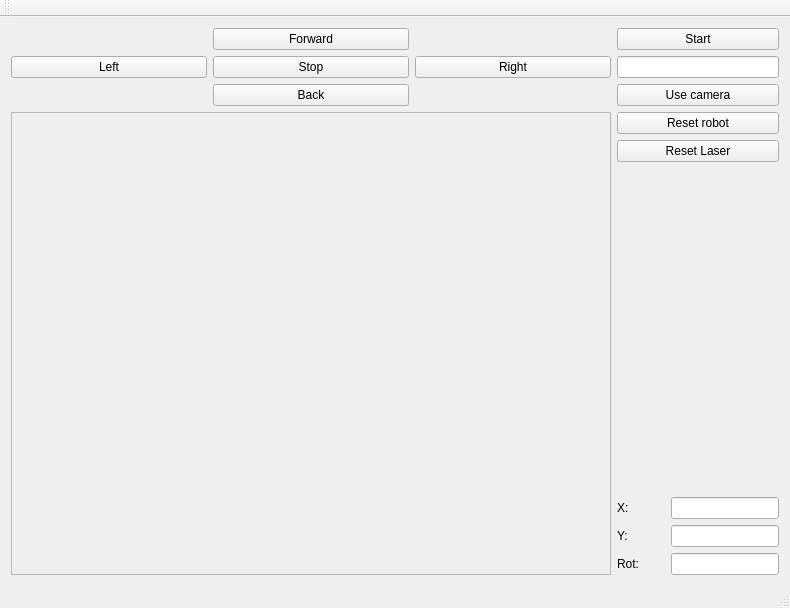
The window that mainwindow.ui (andrejdurina/RMR) describes before a commit, drawn with Qt 5.
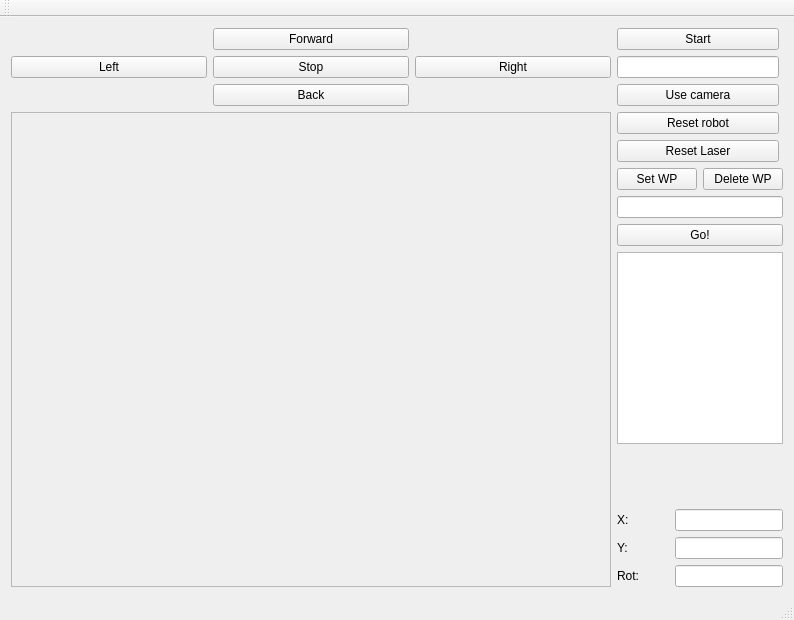
The same window after the commit.

The edit to the form file:
```diff
--- a/mainwindow.ui
+++ b/mainwindow.ui
@@ -7,7 +7,7 @@
     <x>0</x>
     <y>0</y>
     <width>788</width>
-    <height>608</height>
+    <height>620</height>
    </rect>
   </property>
   <property name="windowTitle">
@@ -204,6 +204,43 @@
         </property>
        </widget>
       </item>
+      <item>
+       <layout class="QHBoxLayout" name="horizontalLayout">
+        <item>
+         <widget class="QPushButton" name="pushButton_10">
+          <property name="minimumSize">
+           <size>
+            <width>80</width>
+            <height>0</height>
+           </size>
+          </property>
+          <property name="text">
+           <string>Set WP</string>
+          </property>
+         </widget>
+        </item>
+        <item>
+         <widget class="QPushButton" name="pushButton_12">
+          <property name="text">
+           <string>Delete WP</string>
+          </property>
+         </widget>
+        </item>
+       </layout>
+      </item>
+      <item>
+       <widget class="QLineEdit" name="lineEdit_5"/>
+      </item>
+      <item>
+       <widget class="QPushButton" name="pushButton_11">
+        <property name="text">
+         <string>Go!</string>
+        </property>
+       </widget>
+      </item>
+      <item>
+       <widget class="QTextBrowser" name="textBrowser"/>
+      </item>
       <item>
        <spacer name="verticalSpacer">
         <property name="orientation">
```
Left out of the diff: 44 changed lines with no effect on the pictures.
